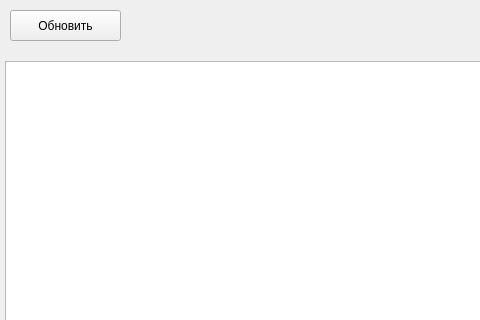
This is main.ui in Alexey-shishkin4/coffe as Qt 5 draws it before an edit; both pictures show x 0 to 480 and y 0 to 320 of the 579 by 541 pixel window. The edited form follows.
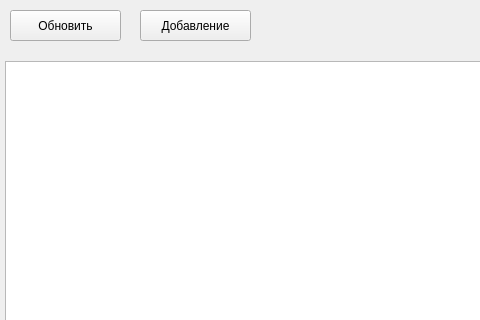
This is the edited form.

```diff
--- a/main.ui
+++ b/main.ui
@@ -37,6 +37,19 @@
      <string>Обновить</string>
     </property>
    </widget>
+   <widget class="QPushButton" name="pushButton_3">
+    <property name="geometry">
+     <rect>
+      <x>140</x>
+      <y>10</y>
+      <width>111</width>
+      <height>31</height>
+     </rect>
+    </property>
+    <property name="text">
+     <string>Добавление</string>
+    </property>
+   </widget>
   </widget>
   <widget class="QMenuBar" name="menubar">
    <property name="geometry">
```
